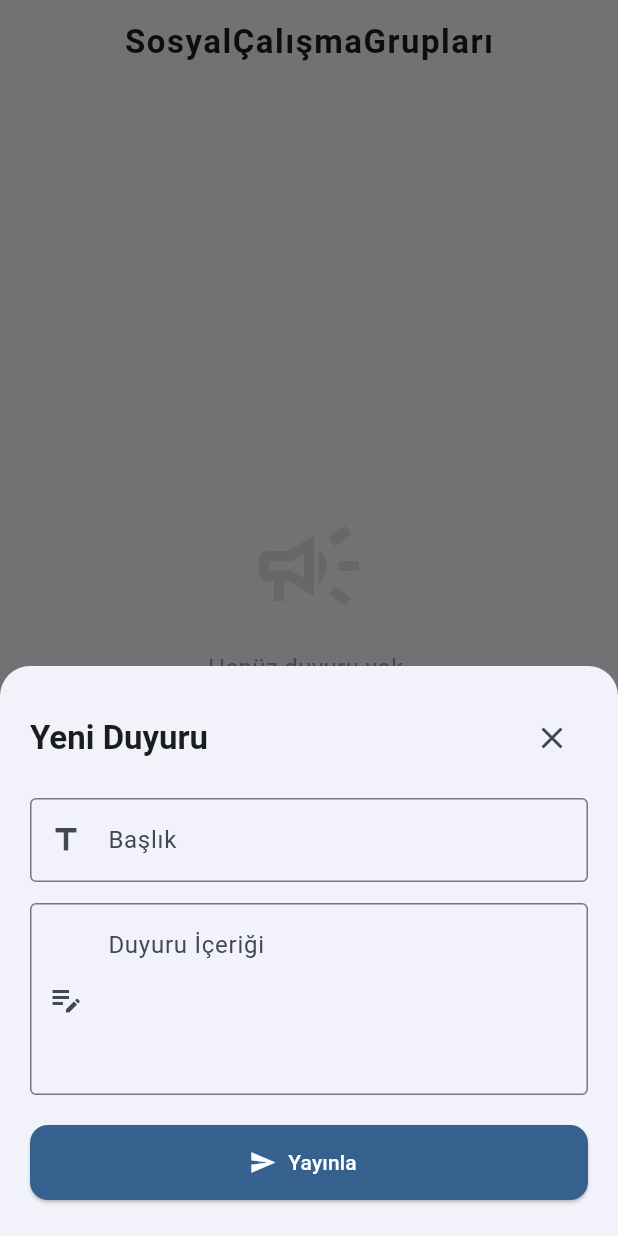
After one commit to FurkanUST451/MobilFinal, a Flutter app: the screen it shows after launch, item 3 of the bottom bar chosen, after a tap on "Duyuru Yap", on a phone screen of 412 x 824 dp. The commit adds this screen. Run offline on Flutter 3.47's test engine with Material 3 defaults, Android fonts, the phone set to English and light mode, and no system bars; our stand-ins replace cached_network_image, cloud_firestore, firebase_core, image_picker, shared_preferences, sqflite and 1 more; accounts and stored records are empty.

Commit message:
her şey tamam

```diff
--- a/lib/ekranlar/anaekran.dart
+++ b/lib/ekranlar/anaekran.dart
@@ -79,10 +79,13 @@ class AnaEkran extends StatelessWidget {
         onTap: (index) {
           switch (index) {
             case 1:
-              Navigator.pushNamed(context, '/grup-olustur');
+              Navigator.pushReplacementNamed(context, '/grup-olustur');
               break;
             case 2:
-              Navigator.pushNamed(context, '/profil');
+              Navigator.pushReplacementNamed(context, '/duyurular');
+              break;
+            case 3:
+              Navigator.pushReplacementNamed(context, '/profil');
               break;
           }
         },
--- /dev/null
+++ b/lib/ekranlar/duyurularekrani.dart
@@ -0,0 +1,303 @@
+import 'package:flutter/material.dart';
+import '../modeller/duyurumodeli.dart';
+import '../servisler/firebaseservice.dart';
+import '../servisler/sqliteservice.dart';
+import '../widgetlar/global/customappbar.dart';
+import '../widgetlar/global/custombottomnavbar.dart';
+
+class DuyurularEkrani extends StatelessWidget {
+  const DuyurularEkrani({super.key});
+
+  void _duyuruEkleDialog(BuildContext context) {
+    final baslikController = TextEditingController();
+    final icerikController = TextEditingController();
+    final formKey = GlobalKey<FormState>();
+    bool yukleniyor = false;
+
+    showModalBottomSheet(
+      context: context,
+      isScrollControlled: true,
+      shape: const RoundedRectangleBorder(
+        borderRadius: BorderRadius.vertical(top: Radius.circular(20)),
+      ),
+      builder: (ctx) {
+        return StatefulBuilder(
+          builder: (ctx, setModalState) {
+            return Padding(
+              padding: EdgeInsets.only(
+                left: 20,
+                right: 20,
+                top: 24,
+                bottom: MediaQuery.of(ctx).viewInsets.bottom + 24,
+              ),
+              child: Form(
+                key: formKey,
+                child: Column(
+                  mainAxisSize: MainAxisSize.min,
+                  crossAxisAlignment: CrossAxisAlignment.start,
+                  children: [
+                    Row(
+                      mainAxisAlignment: MainAxisAlignment.spaceBetween,
+                      children: [
+                        Text(
+                          'Yeni Duyuru',
+                          style: Theme.of(ctx).textTheme.titleLarge?.copyWith(
+                                fontWeight: FontWeight.bold,
+                              ),
+                        ),
+                        IconButton(
+                          onPressed: () => Navigator.pop(ctx),
+                          icon: const Icon(Icons.close),
+                        ),
+                      ],
+                    ),
+                    const SizedBox(height: 16),
+                    TextFormField(
+                      controller: baslikController,
+                      decoration: const InputDecoration(
+                        labelText: 'Başlık',
+                        prefixIcon: Icon(Icons.title),
+                        border: OutlineInputBorder(),
+                      ),
+                      validator: (v) =>
+                          v == null || v.isEmpty ? 'Başlık boş olamaz' : null,
+                    ),
+                    const SizedBox(height: 14),
+                    TextFormField(
+                      controller: icerikController,
+                      maxLines: 4,
+                      decoration: const InputDecoration(
+                        labelText: 'Duyuru İçeriği',
+                        prefixIcon: Icon(Icons.edit_note),
+                        border: OutlineInputBorder(),
+                        alignLabelWithHint: true,
+                      ),
+                      validator: (v) =>
+                          v == null || v.isEmpty ? 'İçerik boş olamaz' : null,
+                    ),
+                    const SizedBox(height: 20),
+                    SizedBox(
+                      width: double.infinity,
+                      height: 50,
+                      child: ElevatedButton.icon(
+                        onPressed: yukleniyor
+                            ? null
+                            : () async {
+                                if (!formKey.currentState!.validate()) return;
+                                setModalState(() => yukleniyor = true);
+
+                                final kullanici =
+                                    await SqliteService().kullaniciGetir();
+                                final yazar = kullanici != null
+                                    ? kullanici.tamAd
+                                    : 'Furkan Berk Usta';
+
+                                final duyuru = DuyuruModeli(
+                                  baslik: baslikController.text.trim(),
+                                  icerik: icerikController.text.trim(),
+                                  yazar: yazar,
+                                  tarih: DateTime.now()
+                                      .toLocal()
+                                      .toString()
+                                      .substring(0, 16),
+                                );
+
+                                await FirebaseService().duyuruEkle(duyuru);
+                                setModalState(() => yukleniyor = false);
+
+                                if (ctx.mounted) Navigator.pop(ctx);
+                                if (context.mounted) {
+                                  ScaffoldMessenger.of(context).showSnackBar(
+                                    const SnackBar(
+                                      content: Text('Duyuru yayınlandı!'),
+                                      backgroundColor: Colors.green,
+                                    ),
+                                  );
+                                }
+                              },
+                        icon: yukleniyor
+                            ? const SizedBox(
+                                width: 18,
+                                height: 18,
+                                child: CircularProgressIndicator(
+                                    strokeWidth: 2, color: Colors.white),
+                              )
+                            : const Icon(Icons.send),
+                        label: Text(yukleniyor ? 'Yayınlanıyor...' : 'Yayınla'),
+                        style: ElevatedButton.styleFrom(
+                          backgroundColor:
+                              Theme.of(ctx).colorScheme.primary,
+                          foregroundColor: Colors.white,
+                          shape: RoundedRectangleBorder(
+                            borderRadius: BorderRadius.circular(12),
+                          ),
+                        ),
+                      ),
+                    ),
+                  ],
+                ),
+              ),
+            );
+          },
+        );
+      },
+    );
+  }
+
+  @override
+  Widget build(BuildContext context) {
+    final theme = Theme.of(context);
+
+    return Scaffold(
+      appBar: const CustomAppBar(),
+      body: StreamBuilder<List<DuyuruModeli>>(
+        stream: FirebaseService().duyurulariGetir(),
+        builder: (context, snapshot) {
+          if (snapshot.connectionState == ConnectionState.waiting) {
+            return const Center(child: CircularProgressIndicator());
+          }
+
+          if (snapshot.hasError) {
+            return Center(child: Text('Hata: ${snapshot.error}'));
+          }
+
+          final duyurular = snapshot.data ?? [];
+
+          if (duyurular.isEmpty) {
+            return Center(
+              child: Column(
+                mainAxisAlignment: MainAxisAlignment.center,
+                children: [
+                  Icon(Icons.campaign_outlined,
+                      size: 80, color: Colors.grey.shade300),
+                  const SizedBox(height: 16),
+                  const Text(
+                    'Henüz duyuru yok.',
+                    style: TextStyle(fontSize: 16, color: Colors.grey),
+                  ),
+                  const SizedBox(height: 8),
+                  const Text(
+                    'İlk duyuruyu yayınlamak için + butonuna tıkla!',
+                    style: TextStyle(color: Colors.grey),
+                  ),
+                ],
+              ),
+            );
+          }
+
+          return ListView.builder(
+            padding: const EdgeInsets.symmetric(vertical: 10, horizontal: 12),
+            itemCount: duyurular.length,
+            itemBuilder: (context, index) {
+              final duyuru = duyurular[index];
+              return Card(
+                margin: const EdgeInsets.only(bottom: 12),
+                shape: RoundedRectangleBorder(
+                  borderRadius: BorderRadius.circular(14),
+                ),
+                elevation: 2,
+                child: Padding(
+                  padding: const EdgeInsets.all(16),
+                  child: Column(
+                    crossAxisAlignment: CrossAxisAlignment.start,
+                    children: [
+                      Row(
+                        crossAxisAlignment: CrossAxisAlignment.start,
+                        children: [
+                          Container(
+                            padding: const EdgeInsets.all(8),
+                            decoration: BoxDecoration(
+                              color: theme.colorScheme.primaryContainer,
+                              borderRadius: BorderRadius.circular(10),
+                            ),
+                            child: Icon(
+                              Icons.campaign,
+                              color: theme.colorScheme.primary,
+                              size: 22,
+                            ),
+                          ),
+                          const SizedBox(width: 12),
+                          Expanded(
+                            child: Column(
+                              crossAxisAlignment: CrossAxisAlignment.start,
+                              children: [
+                                Text(
+                                  duyuru.baslik,
+                                  style: theme.textTheme.titleMedium?.copyWith(
+                                    fontWeight: FontWeight.bold,
+                                  ),
+                                ),
+                                const SizedBox(height: 2),
+                                Row(
+                                  children: [
+                                    Icon(Icons.person_outline,
+                                        size: 13,
+                                        color: Colors.grey.shade500),
+                                    const SizedBox(width: 3),
+                                    Text(
+                                      duyuru.yazar,
+                                      style: TextStyle(
+                                        fontSize: 12,
+                                        color: Colors.grey.shade500,
+                                      ),
+                                    ),
+                                    const SizedBox(width: 10),
+                                    Icon(Icons.access_time,
+                                        size: 13,
+                                        color: Colors.grey.shade500),
+                                    const SizedBox(width: 3),
+                                    Text(
+                                      duyuru.tarih,
+                                      style: TextStyle(
+                                        fontSize: 12,
+                                        color: Colors.grey.shade500,
+                                      ),
+                                    ),
+                                  ],
+                                ),
+                              ],
+                            ),
+                          ),
+                        ],
+                      ),
+                      const SizedBox(height: 12),
+                      const Divider(height: 1),
+                      const SizedBox(height: 12),
+                      Text(
+                        duyuru.icerik,
+                        style: const TextStyle(fontSize: 14, height: 1.5),
+                      ),
+                    ],
+                  ),
+                ),
+              );
+            },
+          );
+        },
+      ),
+      floatingActionButton: FloatingActionButton.extended(
+        onPressed: () => _duyuruEkleDialog(context),
+        icon: const Icon(Icons.add),
+        label: const Text('Duyuru Yap'),
+      ),
+      bottomNavigationBar: CustomBottomNavBar(
+        secilenIndex: 2,
+        onTap: (index) {
+          switch (index) {
+            case 0:
+              Navigator.pushReplacementNamed(context, '/');
+              break;
+            case 1:
+              Navigator.pushReplacementNamed(context, '/grup-olustur');
+              break;
+            case 2:
+              break;
+            case 3:
+              Navigator.pushReplacementNamed(context, '/profil');
+              break;
+          }
+        },
+      ),
+    );
+  }
+}
--- a/lib/ekranlar/grupolusturekrani.dart
+++ b/lib/ekranlar/grupolusturekrani.dart
@@ -232,6 +232,9 @@ class _GrupOlusturEkraniState extends State<GrupOlusturEkrani> {
       case 1:
         break;
       case 2:
+        Navigator.pushReplacementNamed(context, '/duyurular');
+        break;
+      case 3:
         Navigator.pushReplacementNamed(context, '/profil');
         break;
     }
--- a/lib/ekranlar/profilekrani.dart
+++ b/lib/ekranlar/profilekrani.dart
@@ -199,7 +199,7 @@ class _ProfilEkraniState extends State<ProfilEkrani> {
               ),
             ),
       bottomNavigationBar: CustomBottomNavBar(
-        secilenIndex: 2,
+        secilenIndex: 3,
         onTap: _navTap,
       ),
     );
@@ -214,6 +214,9 @@ class _ProfilEkraniState extends State<ProfilEkrani> {
         Navigator.pushReplacementNamed(context, '/grup-olustur');
         break;
       case 2:
+        Navigator.pushReplacementNamed(context, '/duyurular');
+        break;
+      case 3:
         break;
     }
   }
--- a/lib/main.dart
+++ b/lib/main.dart
@@ -4,6 +4,7 @@ import 'package:provider/provider.dart';
 import 'package:supabase_flutter/supabase_flutter.dart';
 import 'ekranlar/anaekran.dart';
 import 'ekranlar/detayekrani.dart';
+import 'ekranlar/duyurularekrani.dart';
 import 'ekranlar/grupolusturekrani.dart';
 import 'ekranlar/profilekrani.dart';
 import 'servisler/temaprovider.dart';
@@ -55,6 +56,7 @@ class CampusConnectApp extends StatelessWidget {
             '/detay': (context) => const DetayEkrani(),
             '/grup-olustur': (context) => const GrupOlusturEkrani(),
             '/profil': (context) => const ProfilEkrani(),
+            '/duyurular': (context) => const DuyurularEkrani(),
           },
         );
       },
--- /dev/null
+++ b/lib/modeller/duyurumodeli.dart
@@ -0,0 +1,37 @@
+import 'package:cloud_firestore/cloud_firestore.dart';
+
+class DuyuruModeli {
+  final String? id;
+  final String baslik;
+  final String icerik;
+  final String yazar;
+  final String tarih;
+
+  DuyuruModeli({
+    this.id,
+    required this.baslik,
+    required this.icerik,
+    required this.yazar,
+    required this.tarih,
+  });
+
+  factory DuyuruModeli.fromFirestore(DocumentSnapshot doc) {
+    final data = doc.data() as Map<String, dynamic>;
+    return DuyuruModeli(
+      id: doc.id,
+      baslik: data['baslik'] as String? ?? '',
+      icerik: data['icerik'] as String? ?? '',
+      yazar: data['yazar'] as String? ?? '',
+      tarih: data['tarih'] as String? ?? '',
+    );
+  }
+
+  Map<String, dynamic> toMap() {
+    return {
+      'baslik': baslik,
+      'icerik': icerik,
+      'yazar': yazar,
+      'tarih': tarih,
+    };
+  }
+}
--- a/lib/servisler/firebaseservice.dart
+++ b/lib/servisler/firebaseservice.dart
@@ -1,9 +1,13 @@
 import 'package:cloud_firestore/cloud_firestore.dart';
 import '../modeller/calismagurubumodeli.dart';
+import '../modeller/duyurumodeli.dart';
 
 class FirebaseService {
   final _koleksiyon =
       FirebaseFirestore.instance.collection('calismaguruplar');
+
+  final _duyurularKoleksiyon =
+      FirebaseFirestore.instance.collection('duyurular');
 
   Stream<List<CalismaGrubuModeli>> gruplariGetir() {
     return _koleksiyon
@@ -23,4 +27,17 @@ class FirebaseService {
       'katilimcilar': FieldValue.arrayUnion([kullaniciAdi]),
     });
   }
+
+  Stream<List<DuyuruModeli>> duyurulariGetir() {
+    return _duyurularKoleksiyon
+        .orderBy('tarih', descending: true)
+        .snapshots()
+        .map((snapshot) => snapshot.docs
+            .map((doc) => DuyuruModeli.fromFirestore(doc))
+            .toList());
+  }
+
+  Future<void> duyuruEkle(DuyuruModeli duyuru) async {
+    await _duyurularKoleksiyon.add(duyuru.toMap());
+  }
 }
--- a/lib/widgetlar/global/custombottomnavbar.dart
+++ b/lib/widgetlar/global/custombottomnavbar.dart
@@ -16,6 +16,7 @@ class CustomBottomNavBar extends StatelessWidget {
       currentIndex: secilenIndex,
       onTap: onTap,
       selectedItemColor: Theme.of(context).colorScheme.primary,
+      type: BottomNavigationBarType.fixed,
       items: const [
         BottomNavigationBarItem(
           icon: Icon(Icons.group),
@@ -26,6 +27,10 @@ class CustomBottomNavBar extends StatelessWidget {
           label: 'Oluştur',
         ),
         BottomNavigationBarItem(
+          icon: Icon(Icons.campaign_outlined),
+          label: 'Duyurular',
+        ),
+        BottomNavigationBarItem(
           icon: Icon(Icons.person),
           label: 'Profil',
         ),
```
